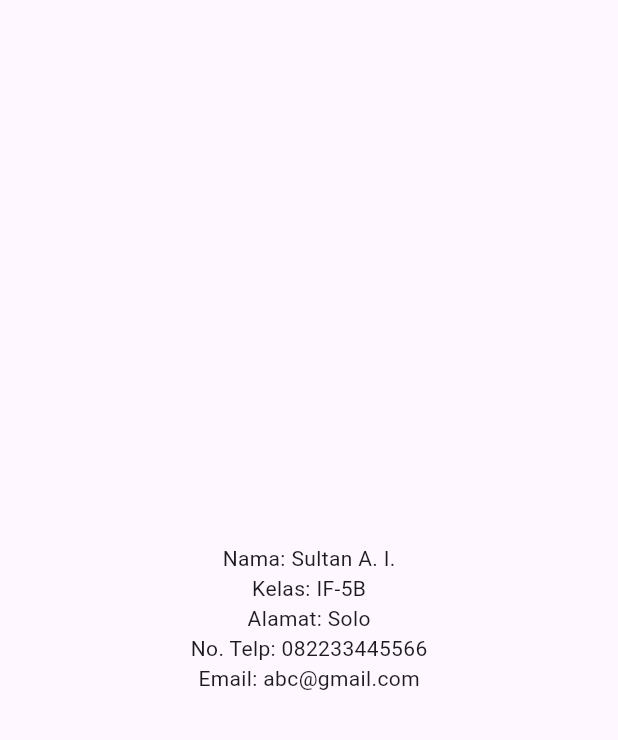
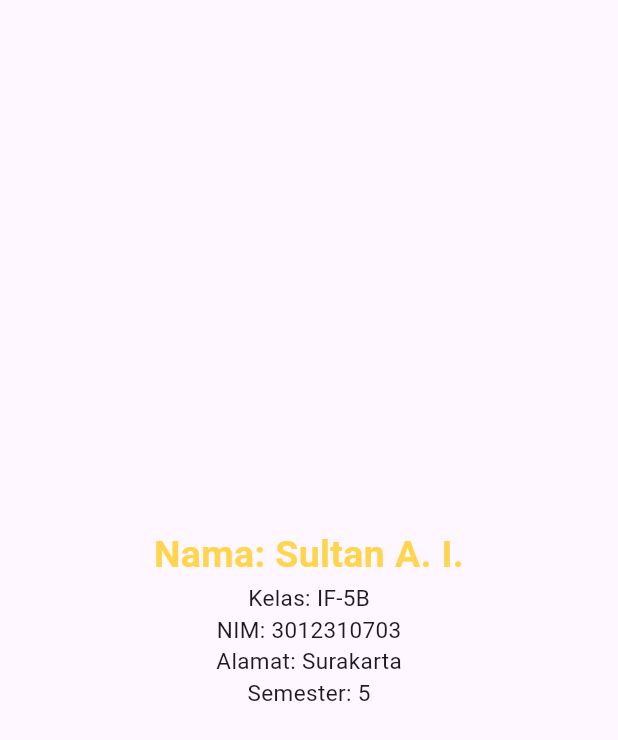
Before and after one commit to ItsAutumnSai/QuestSatu_0703, a Flutter app: the screen it shows after launch, on a phone screen of 412 x 824 dp. Shown: the top 740 px of the screen. Run offline on Flutter 3.47's test engine with Material 3 defaults, Android fonts, the phone set to English and light mode, and no system bars.

Commit message:
text styling

```diff
--- a/lib/main.dart
+++ b/lib/main.dart
@@ -30,11 +30,19 @@ class HomePage extends StatelessWidget {
         child: Column(
           mainAxisAlignment: MainAxisAlignment.center, //vertical centering
           children: [
-            Text("Nama: Sultan A. I."),
-            Text("Kelas: IF-5B"),
-            Text("Alamat: Solo"),
-            Text("No. Telp: 082233445566"),
-            Text("Email: abc@gmail.com"),
+            Text(
+              "Nama: Sultan A. I.",
+              textAlign: TextAlign.center,
+              style: TextStyle(
+                fontSize: 25,
+                fontWeight: FontWeight.bold,
+                color: Colors.amber[300],
+              ),
+            ),
+            Text("Kelas: IF-5B", style: TextStyle(fontSize: 15)),
+            Text("NIM: 3012310703", style: TextStyle(fontSize: 15)),
+            Text("Alamat: Surakarta", style: TextStyle(fontSize: 15)),
+            Text("Semester: 5", style: TextStyle(fontSize: 15)),
           ],
         ),
       ),
```
